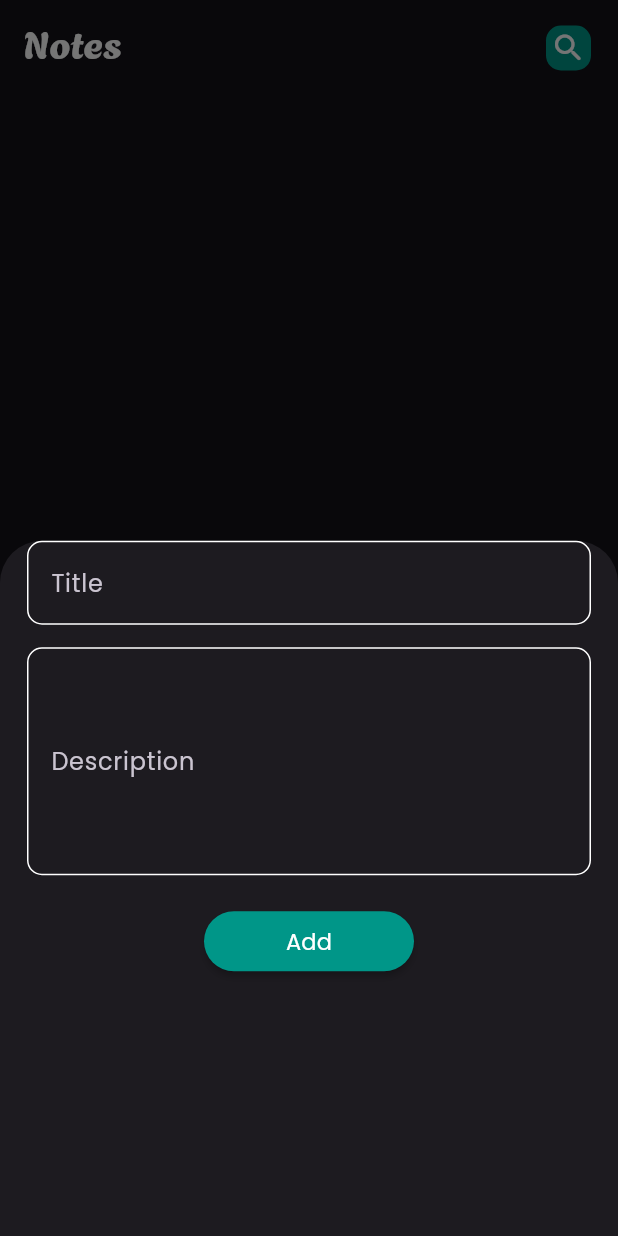
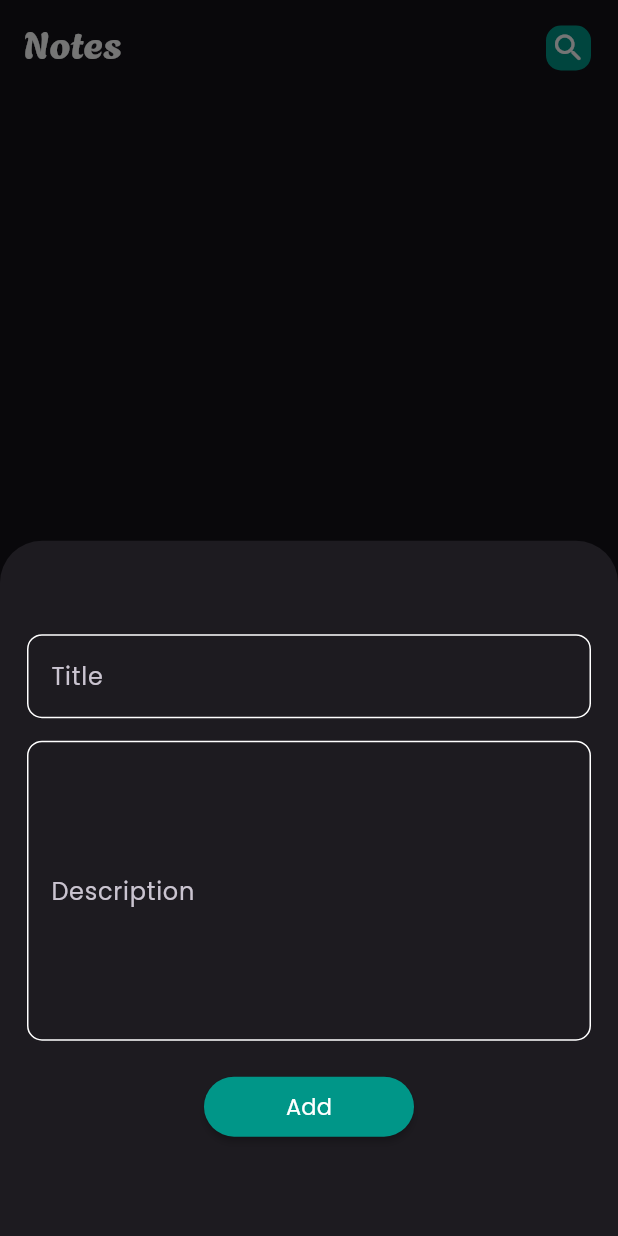
Before and after one commit to monyemad/blackHorse_project, a Flutter app: the screen it shows after launch, after a tap on the "add" icon, on a phone screen of 412 x 824 dp. Run offline on Flutter 3.47's test engine with Material 3 defaults, Android fonts, the phone set to English and light mode, and no system bars; our stand-ins replace awesome_snackbar_content, dio, flutter_bloc, hive, hive_flutter; accounts and stored records are empty.

Commit message:
last thing commit

```diff
--- a/lib/Screens/lecture_10_11/note_page.dart
+++ b/lib/Screens/lecture_10_11/note_page.dart
@@ -1,4 +1,3 @@
-// import 'package:course_project/Screens/lecture_10_11/add_note_page.dart';
 import 'package:course_project/Widgets/lecture_10_11/custom_app_bar_note.dart';
 import 'package:course_project/Widgets/lecture_10_11/custom_form_note.dart';
 import 'package:course_project/Widgets/lecture_10_11/custom_note_list_view.dart';
@@ -14,13 +13,14 @@ class NoteScreen extends StatelessWidget {
       floatingActionButton: FloatingActionButton(
         shape: CircleBorder(),
         onPressed: () {
-          // Navigator.push(context, MaterialPageRoute(builder: (context){return AddNoteScreen();}));
           showModalBottomSheet(
               context: context,
               builder: (context) {
                 return Padding(
                   padding: const EdgeInsets.symmetric(horizontal: 18.0),
-                  child: CustomForm(formKey: formKey,),
+                  child: CustomForm(
+                    formKey: formKey,
+                  ),
                 );
               });
         },
--- a/lib/Widgets/lecture_10_11/custom_form_note.dart
+++ b/lib/Widgets/lecture_10_11/custom_form_note.dart
@@ -40,7 +40,7 @@ class CustomForm extends StatelessWidget {
         return Form(
           key: formKey,
           child: Column(
-            // mainAxisAlignment: MainAxisAlignment.center,
+            mainAxisAlignment: MainAxisAlignment.center,
             children: [
               CustomFormField(
                 controller: title,
@@ -54,7 +54,7 @@ class CustomForm extends StatelessWidget {
                 controller: subTitle,
                 label: "Description",
                 hint: 'Enter your description',
-                maxLines: 5,
+                maxLines: 7,
               ),
               SizedBox(
                 height: 20,
```
Also changed, not shown: lib/Screens/lecture_10_11/add_note_page.dart (deleted, +0 -20 lines).
